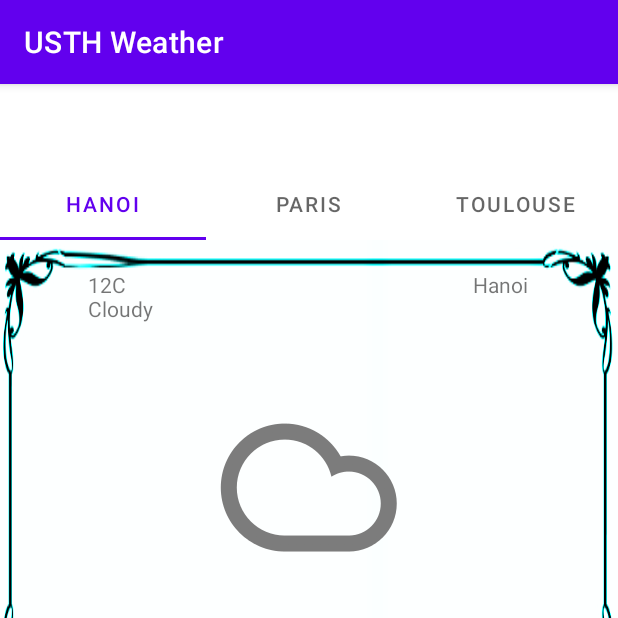
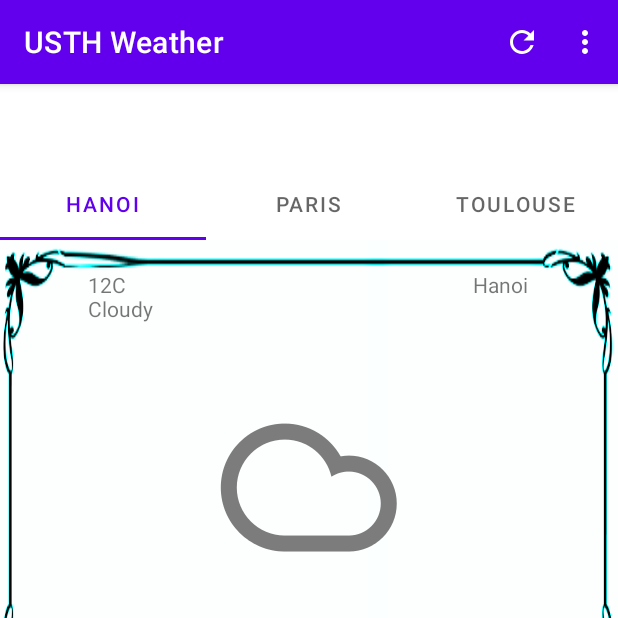
Before and after one commit to miatran1109/androiddev2021, an Android app: the screen it shows after launch (WeatherActivity), on a phone screen of 412 x 824 dp, the top half of it. Run offline under Robolectric (Android 15) with nearby library versions, the phone set to English and light mode, and no system bars.

```diff
--- a/app/src/main/AndroidManifest.xml
+++ b/app/src/main/AndroidManifest.xml
@@ -9,6 +9,7 @@
         android:roundIcon="@mipmap/ic_launcher_round"
         android:supportsRtl="true"
         android:theme="@style/Theme.USTHWeather">
+        <activity android:name=".PrefActivity"></activity>
         <activity android:name=".WeatherActivity">
             <intent-filter>
                 <action android:name="android.intent.action.MAIN" />
@@ -16,8 +17,6 @@
                 <category android:name="android.intent.category.LAUNCHER" />
             </intent-filter>
         </activity>
-<!--        <activity android:name=".MainActivity">-->
-<!--        </activity>-->
     </application>
 
 </manifest>
--- a/app/src/main/java/vn/edu/usth/usthweather/WeatherActivity.java
+++ b/app/src/main/java/vn/edu/usth/usthweather/WeatherActivity.java
@@ -6,12 +6,16 @@ import androidx.fragment.app.FragmentManager;
 import androidx.viewpager.widget.PagerAdapter;
 import androidx.viewpager.widget.ViewPager;
 
-
+import android.view.Menu;
+import android.view.MenuInflater;
+import android.view.MenuItem;
 import android.annotation.SuppressLint;
 import android.content.Intent;
+import android.content.Context;
 import android.media.MediaPlayer;
 import android.os.Bundle;
 import android.util.Log;
+import android.widget.Toast;
 
 import com.google.android.material.tabs.TabLayout;
 
@@ -44,45 +48,33 @@ public class WeatherActivity extends AppCompatActivity {
         TabLayout tableLayout = findViewById(R.id.tabLayout);
         tableLayout.setupWithViewPager(viewPager);
 
-
-
-
-        MediaPlayer music = MediaPlayer.create(this, R.raw.rain);
-        music.start();
+        MediaPlayer mediaPlayer = MediaPlayer.create(this, R.raw.rain);
+        mediaPlayer.start();
     }
 
     @Override
-    protected void onStart() {
-        super.onStart();
-
-        Log.i("Weather", "Start now");
+    public boolean onCreateOptionsMenu(Menu menu) {
+        getMenuInflater().inflate(R.menu.main, menu);
+        return true;
     }
 
     @Override
-    protected void onResume() {
-        super.onResume();
-
-        Log.i("Weather", "Resume now");
-    }
-
-    @Override
-    protected void onPause() {
-        super.onPause();
-
-        Log.i("Weather", "Pause now");
-    }
-
-    @Override
-    protected void onStop() {
-        super.onStop();
-
-        Log.i("Weather", "Stop now");
-    }
-
-    @Override
-    protected void onDestroy() {
-        super.onDestroy();
-
-        Log.i("Weather", "Destroy now");
+    public boolean onOptionsItemSelected(MenuItem item) {
+        switch (item.getItemId()) {
+            case R.id.action_refresh:
+            {
+                Toast.makeText(getApplicationContext(), "Refreshing...", Toast.LENGTH_SHORT).show();
+                return true;
+            }
+            case R.id.action_settings:
+            {
+                Intent intent = new Intent(this, PrefActivity.class);
+                startActivity(intent);
+                return true;
+            }
+            default:
+                super.onOptionsItemSelected(item);
+        }
+        return false;
     }
 }
--- /dev/null
+++ b/app/src/main/res/drawable/ic_baseline_refresh_24.xml
@@ -0,0 +1,10 @@
+<vector xmlns:android="http://schemas.android.com/apk/res/android"
+    android:width="24dp"
+    android:height="24dp"
+    android:viewportWidth="24"
+    android:viewportHeight="24"
+    android:tint="?attr/colorControlNormal">
+  <path
+      android:fillColor="@android:color/white"
+      android:pathData="M17.65,6.35C16.2,4.9 14.21,4 12,4c-4.42,0 -7.99,3.58 -7.99,8s3.57,8 7.99,8c3.73,0 6.84,-2.55 7.73,-6h-2.08c-0.82,2.33 -3.04,4 -5.65,4 -3.31,0 -6,-2.69 -6,-6s2.69,-6 6,-6c1.66,0 3.14,0.69 4.22,1.78L13,11h7V4l-2.35,2.35z"/>
+</vector>
--- /dev/null
+++ b/app/src/main/res/drawable/ic_baseline_settings_24.xml
@@ -0,0 +1,10 @@
+<vector xmlns:android="http://schemas.android.com/apk/res/android"
+    android:width="24dp"
+    android:height="24dp"
+    android:viewportWidth="24"
+    android:viewportHeight="24"
+    android:tint="?attr/colorControlNormal">
+  <path
+      android:fillColor="@android:color/white"
+      android:pathData="M19.14,12.94c0.04,-0.3 0.06,-0.61 0.06,-0.94c0,-0.32 -0.02,-0.64 -0.07,-0.94l2.03,-1.58c0.18,-0.14 0.23,-0.41 0.12,-0.61l-1.92,-3.32c-0.12,-0.22 -0.37,-0.29 -0.59,-0.22l-2.39,0.96c-0.5,-0.38 -1.03,-0.7 -1.62,-0.94L14.4,2.81c-0.04,-0.24 -0.24,-0.41 -0.48,-0.41h-3.84c-0.24,0 -0.43,0.17 -0.47,0.41L9.25,5.35C8.66,5.59 8.12,5.92 7.63,6.29L5.24,5.33c-0.22,-0.08 -0.47,0 -0.59,0.22L2.74,8.87C2.62,9.08 2.66,9.34 2.86,9.48l2.03,1.58C4.84,11.36 4.8,11.69 4.8,12s0.02,0.64 0.07,0.94l-2.03,1.58c-0.18,0.14 -0.23,0.41 -0.12,0.61l1.92,3.32c0.12,0.22 0.37,0.29 0.59,0.22l2.39,-0.96c0.5,0.38 1.03,0.7 1.62,0.94l0.36,2.54c0.05,0.24 0.24,0.41 0.48,0.41h3.84c0.24,0 0.44,-0.17 0.47,-0.41l0.36,-2.54c0.59,-0.24 1.13,-0.56 1.62,-0.94l2.39,0.96c0.22,0.08 0.47,0 0.59,-0.22l1.92,-3.32c0.12,-0.22 0.07,-0.47 -0.12,-0.61L19.14,12.94zM12,15.6c-1.98,0 -3.6,-1.62 -3.6,-3.6s1.62,-3.6 3.6,-3.6s3.6,1.62 3.6,3.6S13.98,15.6 12,15.6z"/>
+</vector>
--- a/app/src/main/res/layout/activity_weather.xml
+++ b/app/src/main/res/layout/activity_weather.xml
@@ -4,12 +4,10 @@
     android:layout_width="match_parent"
     android:layout_height="match_parent"
     android:orientation="vertical">
-
     <com.google.android.material.tabs.TabLayout
+        android:id="@+id/tab"
         android:layout_width="match_parent"
-        android:layout_height="wrap_content"
-        android:id="@+id/tabLayout" />
-
+        android:layout_height="wrap_content" />
     <androidx.viewpager.widget.ViewPager
         xmlns:tools="http://schemas.android.com/tools"
         android:layout_width="match_parent"
--- /dev/null
+++ b/app/src/main/res/menu/main.xml
@@ -0,0 +1,14 @@
+<menu xmlns:android="http://schemas.android.com/apk/res/android"
+    xmlns:app="http://schemas.android.com/apk/res-auto">
+    <item
+        android:id="@+id/action_refresh"
+        android:icon="@drawable/ic_baseline_refresh_24"
+        android:title="refresh"
+        app:showAsAction="always" />
+    <item
+        android:id="@+id/action_settings"
+        android:icon="@drawable/ic_baseline_settings_24"
+        android:title="Settings"
+        app:showAsAction="never"/>
+
+</menu>
```
Also changed, not shown: app/src/main/java/vn/edu/usth/usthweather/PrefActivity.java (added, +14 -0 lines), app/src/main/res/layout/activity_pref.xml (added, +9 -0 lines).
